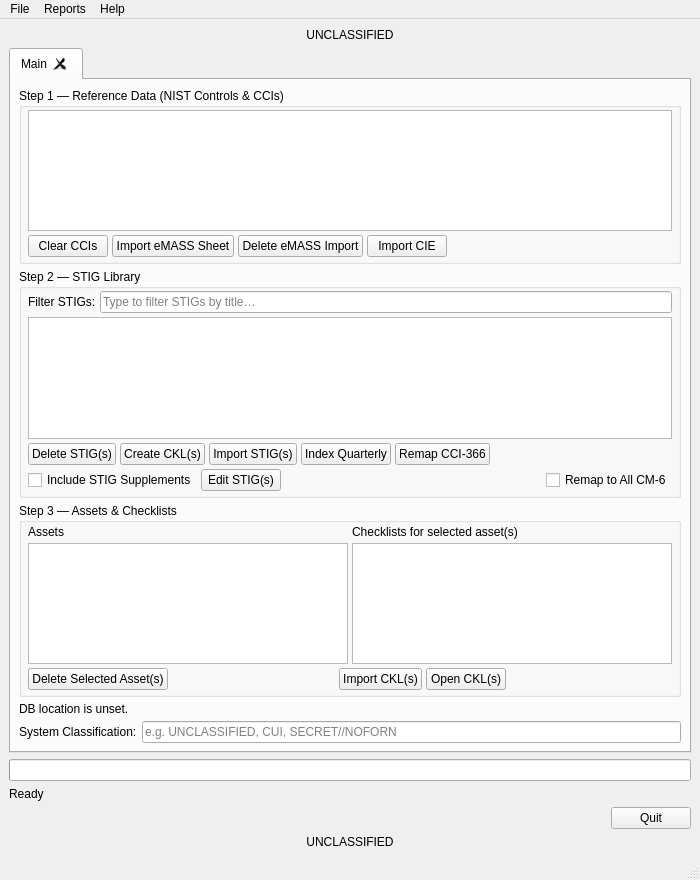
This is src/stigqter.ui in squinky86/STIGQter as Qt 5 draws it before an edit. The edited form follows.
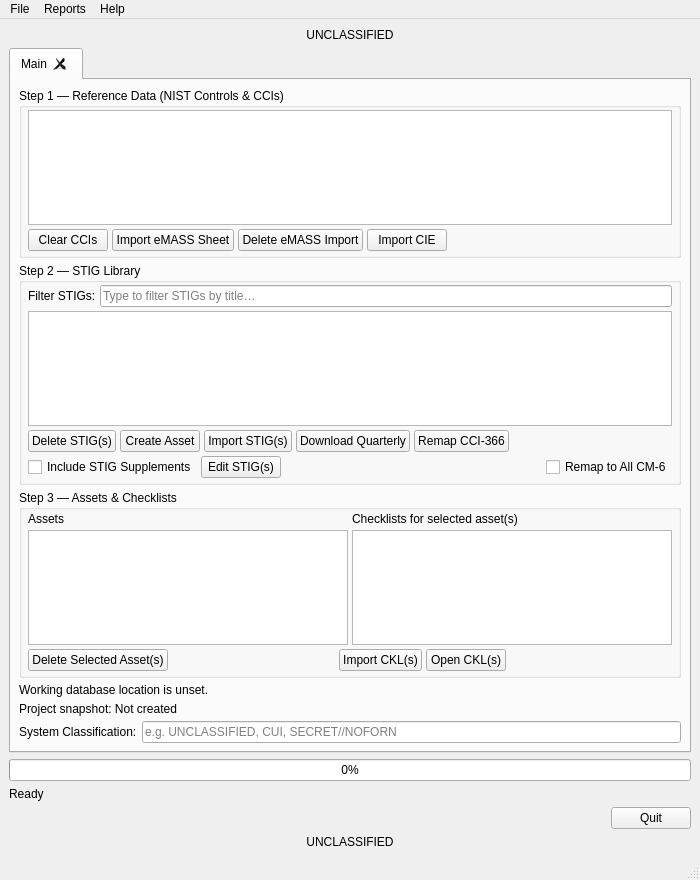
This is the edited form.

The edit to the form file:
```diff
--- a/src/stigqter.ui
+++ b/src/stigqter.ui
@@ -94,7 +94,7 @@
           <property name="minimumSize">
            <size>
             <width>0</width>
-            <height>60</height>
+             <height>40</height>
            </size>
           </property>
           <property name="toolTip">
@@ -196,7 +196,7 @@
            </widget>
           </item>
           <item>
-           <widget class="QLineEdit" name="txtSTIGSearch">
+          <widget class="QLineEdit" name="txtSTIGSearch">
             <property name="toolTip">
              <string>Type at least three characters to filter the STIG list by title.</string>
             </property>
@@ -244,7 +244,7 @@
              <string>Create CKL from Selected STIG(s)</string>
             </property>
             <property name="text">
-             <string>Create CKL(s)</string>
+             <string>Create Asset</string>
             </property>
            </widget>
           </item>
@@ -264,7 +264,7 @@
              <string>Index Quarterly</string>
             </property>
             <property name="text">
-             <string>Index Quarterly</string>
+             <string>Download Quarterly</string>
             </property>
            </widget>
           </item>
@@ -497,7 +497,17 @@
         <item>
          <widget class="QLabel" name="lblDBLoc">
           <property name="text">
-           <string>DB location is unset.</string>
+           <string>Working database location is unset.</string>
+          </property>
+         </widget>
+        </item>
+        <item>
+         <widget class="QLabel" name="lblProjectFile">
+          <property name="toolTip">
+           <string>Save and Save As create an external .stigqter project snapshot of the automatically saved working database.</string>
+          </property>
+          <property name="text">
+           <string>Project snapshot: Not created</string>
           </property>
          </widget>
         </item>
@@ -538,7 +548,7 @@
        <number>0</number>
       </property>
       <property name="textVisible">
-       <bool>false</bool>
+       <bool>true</bool>
       </property>
      </widget>
     </item>
```
Left out of the diff: 20 changed lines with no effect on the pictures.
